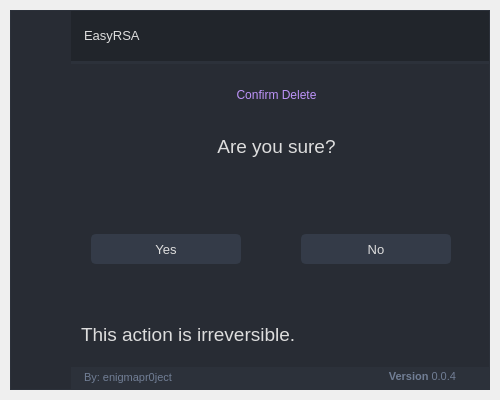
Qt form UI/confirmDelete.ui (ameasere/EasyRSA) before a commit.
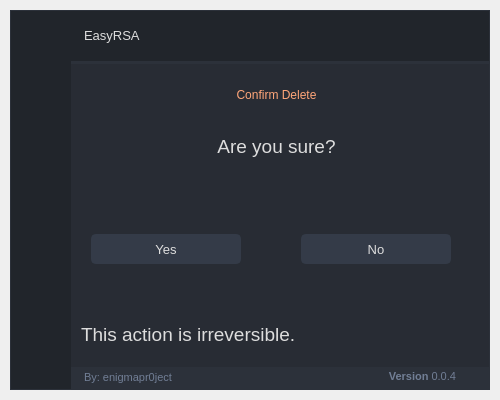
The same form after that commit. Icons and pictures are not drawn.

Commit message: Updated UI for Halloween! Spooky!

Diff of the .ui file:
```diff
--- a/UI/confirmDelete.ui
+++ b/UI/confirmDelete.ui
@@ -35,12 +35,7 @@
     </font>
    </property>
    <property name="styleSheet">
-    <string notr="true">/* /////////////////////////////////////////////////////////////////////////////////////////////////
-
-SET APP STYLESHEET - FULL STYLES HERE
-DARK THEME - DRACULA COLOR BASED
-
-///////////////////////////////////////////////////////////////////////////////////////////////// */
+    <string notr="true">/* Halloween Stylesheet */
 
 QWidget{
 	color: rgb(221, 221, 221);
@@ -71,6 +66,19 @@
 }
 
 /* /////////////////////////////////////////////////////////////////////////////////////////////////
+Left Menu */
+#leftMenuBg {	
+	background-color: rgb(33, 37, 43);
+}
+#topLogo {
+	background-color: rgb(33, 37, 43);
+	background-image: url(:/images/images/images/RSA30x30.png);
+	background-position: center;
+	background-repeat: no-repeat;
+}
+#titleLeftApp { font: 63 12pt &quot;Segoe UI Semibold&quot;; }
+#titleLeftDescription { font: 8pt &quot;Segoe UI&quot;; color: rgb(249, 203, 147); }
+
 /* MENUS */
 #topMenu .QPushButton {	
 	background-position: left center;
@@ -131,6 +139,14 @@
 
 
 /* /////////////////////////////////////////////////////////////////////////////////////////////////
+Extra Tab */
+#extraLeftBox {	
+	background-color: rgb(44, 49, 58);
+}
+#extraTopBg {
+	background-color: rgb(249, 203, 147);
+}
+
 /* Icon */
 #extraIcon {
 	background-position: center;
@@ -185,7 +201,7 @@
 
 /* Theme Settings */
 #extraRightBox { background-color: rgb(44, 49, 58); }
-#themeSettingsTopDetail { background-color: rgb(189, 147, 249); }
+#themeSettingsTopDetail { background-color: rgb(249, 203, 147); }
 
 /* Bottom Bar */
 #bottomBar { background-color: rgb(44, 49, 58); }
@@ -226,7 +242,7 @@
 	gridline-color: rgb(44, 49, 60);
 }
 QTableWidget::item:selected{
-	background-color: rgb(189, 147, 249);
+	background-color: rgb(249, 203, 147);
 }
 QHeaderView::section{
 	background-color: rgb(33, 37, 43);
@@ -260,7 +276,7 @@
 	border: 2px solid rgb(33, 37, 43);
 	padding-left: 10px;
 	selection-color: rgb(255, 255, 255);
-	selection-background-color: rgb(255, 121, 198);
+	selection-background-color: rgb(255, 166, 121);
 }
 QLineEdit:hover {
 	border: 2px solid rgb(64, 71, 88);
@@ -276,7 +292,7 @@
 	border-radius: 5px;
 	padding: 10px;
 	selection-color: rgb(255, 255, 255);
-	selection-background-color: rgb(255, 121, 198);
+	selection-background-color: rgb(255, 166, 121);
 }
 QPlainTextEdit  QScrollBar:vertical {
     width: 8px;
@@ -301,9 +317,9 @@
 	border-radius: 0px;
 }
 QScrollBar::handle:horizontal {
-    background: rgb(189, 147, 249);
+    background: rgb(249, 203, 147);
     min-width: 25px;
-	border-radius: 4px
+	border-radius: 4px;
 }
 QScrollBar::add-line:horizontal {
     border: none;
@@ -339,9 +355,9 @@
 	border-radius: 0px;
  }
  QScrollBar::handle:vertical {	
-	background: rgb(189, 147, 249);
+	background: rgb(249, 203, 147);
     min-height: 25px;
-	border-radius: 4px
+	border-radius: 4px;
  }
  QScrollBar::add-line:vertical {
      border: none;
@@ -427,10 +443,10 @@
 	border-bottom-right-radius: 3px;	
 	background-image: url(:/icons/images/icons/cil-arrow-bottom.png);
 	background-position: center;
-	background-repeat: no-reperat;
+	background-repeat: no-repeat;
  }
 QComboBox QAbstractItemView {
-	color: rgb(255, 121, 198);	
+	color: rgb(255, 166, 121);
 	background-color: rgb(33, 37, 43);
 	padding: 10px;
 	selection-background-color: rgb(39, 44, 54);
@@ -448,7 +464,7 @@
 	background-color: rgb(55, 62, 76);
 }
 QSlider::handle:horizontal {
-    background-color: rgb(189, 147, 249);
+    background-color: rgb(249, 203, 147);
     border: none;
     height: 10px;
     width: 10px;
@@ -472,7 +488,7 @@
 	background-color: rgb(55, 62, 76);
 }
 QSlider::handle:vertical {
-    background-color: rgb(189, 147, 249);
+    background-color: rgb(249, 203, 147);
 	border: none;
     height: 10px;
     width: 10px;
@@ -489,10 +505,9 @@
 /* /////////////////////////////////////////////////////////////////////////////////////////////////
 CommandLinkButton */
 QCommandLinkButton {	
-	color: rgb(255, 121, 198);
+	color: rgb(255, 166, 121);
 	border-radius: 5px;
 	padding: 5px;
-	color: rgb(255, 170, 255);
 }
 QCommandLinkButton:hover {	
 	color: rgb(255, 170, 255);
@@ -519,6 +534,8 @@
 	border: 2px solid rgb(43, 50, 61);
 }
 
+
+
 </string>
    </property>
    <layout class="QVBoxLayout" name="appMargins">
@@ -1030,7 +1047,7 @@
                         </rect>
                        </property>
                        <property name="styleSheet">
-                        <string notr="true">font: 14pt &quot;Segoe UI&quot;; color: rgb(189, 147, 249); </string>
+                        <string notr="true">font: 14pt &quot;Segoe UI&quot;; color: rgb(255, 166, 121);</string>
                        </property>
                        <property name="lineWidth">
                         <number>1</number>
```
Left out of the diff: 26 changed lines with no effect on the pictures. The commit also changes 20 other files.
